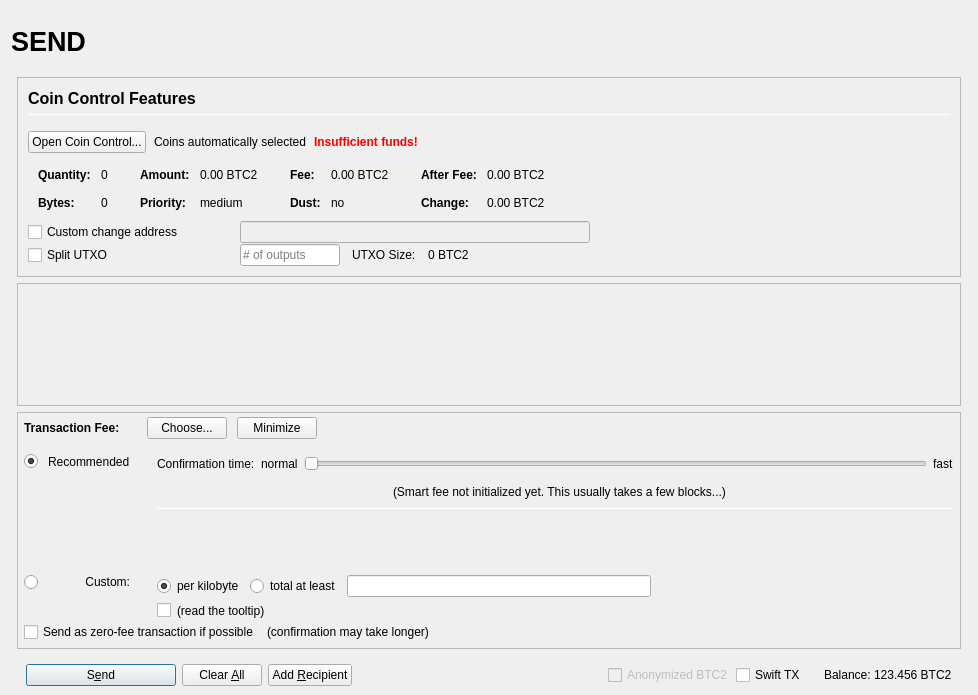
devzx90/bitcoin2, file src/qt/forms/sendcoinsdialog.ui: the form before one commit.
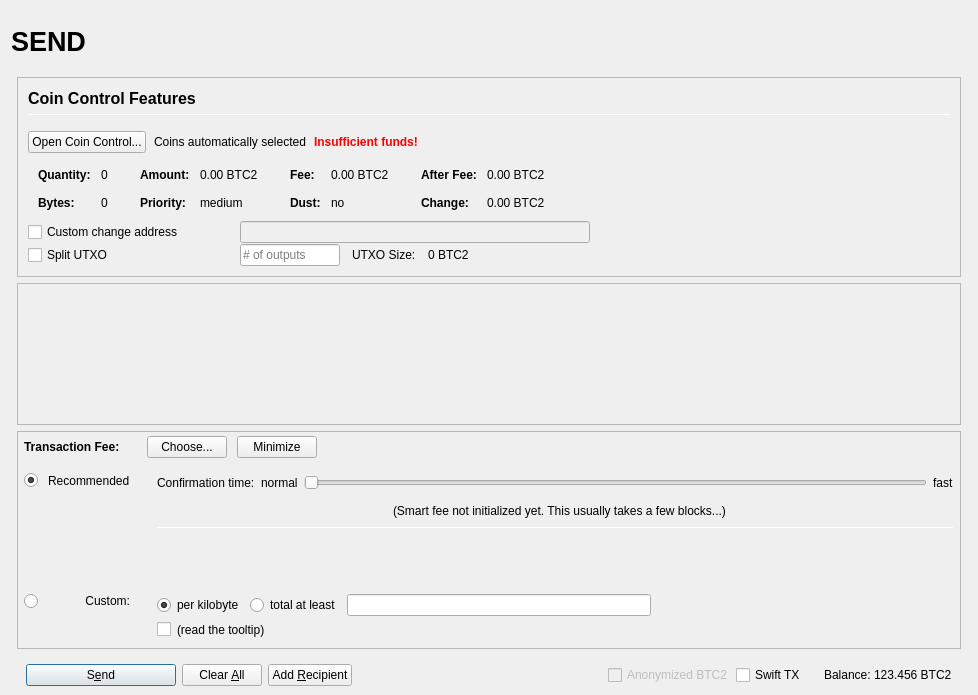
The form after the commit. Icons and pictures are not drawn. Custom widgets are drawn as their Qt base class.

What changed in the file:
```diff
--- a/src/qt/forms/sendcoinsdialog.ui
+++ b/src/qt/forms/sendcoinsdialog.ui
@@ -1524,23 +1524,6 @@
                   <property name="bottomMargin">
                    <number>4</number>
                   </property>
-                  <item>
-                   <widget class="QCheckBox" name="checkBoxFreeTx">
-                    <property name="text">
-                     <string>Send as zero-fee transaction if possible</string>
-                    </property>
-                   </widget>
-                  </item>
-                  <item>
-                   <widget class="QLabel" name="labelFreeTx">
-                    <property name="text">
-                     <string>(confirmation may take longer)</string>
-                    </property>
-                    <property name="margin">
-                     <number>5</number>
-                    </property>
-                   </widget>
-                  </item>
                   <item>
                    <spacer name="horizontalSpacerFee5">
                     <property name="orientation">
```
